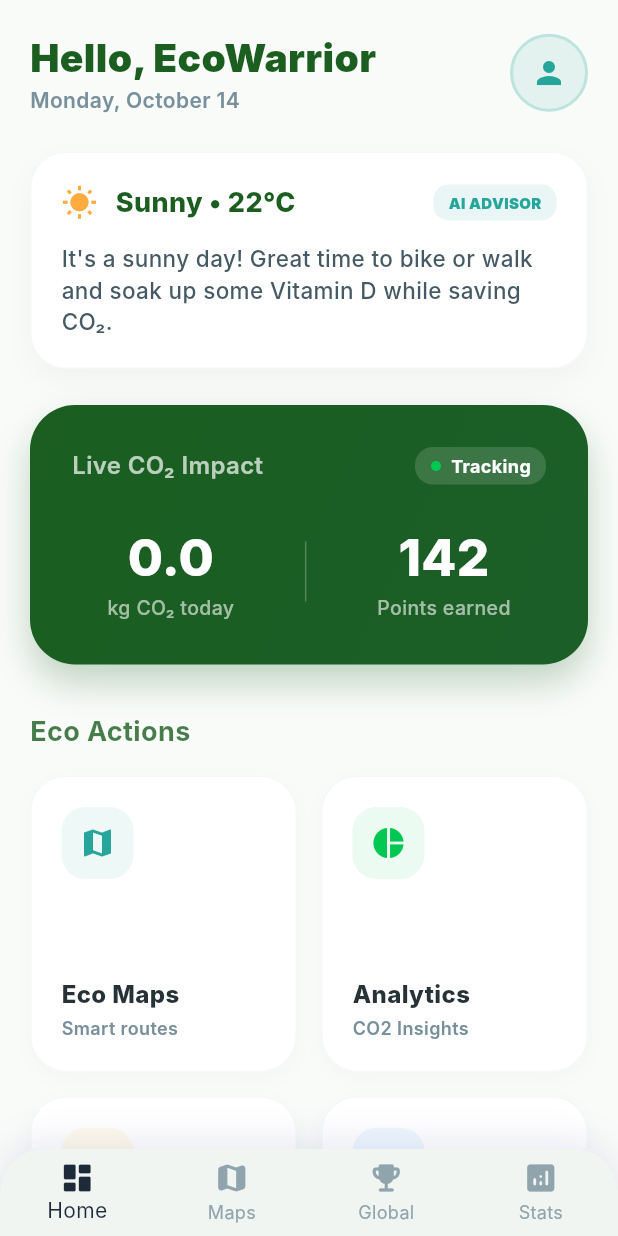
After one commit to Rans20/EcoTrack, a Flutter app: the screen it shows after launch, after a tap on "Sign in with Google", on a phone screen of 412 x 824 dp. The commit adds this screen. Run offline on Flutter 3.47's test engine with Material 3 defaults, Android fonts, the phone set to English and light mode, and no system bars; our stand-ins replace fl_chart, google_maps_flutter, location, supabase_flutter; accounts and stored records are empty; Roboto replaces fonts that are missing (Inter).

Commit message:
add some changes to the UI

```diff
--- a/lib/main.dart
+++ b/lib/main.dart
@@ -2,14 +2,18 @@ import 'package:flutter/material.dart';
 import 'package:supabase_flutter/supabase_flutter.dart';
 import 'package:provider/provider.dart';
 import 'services/supabase_service.dart';
+import 'screens/home_screen.dart';
+import 'screens/leaderboard_screen.dart';
+import 'screens/analytics_screen.dart';
+import 'screens/map_screen.dart';
 
 void main() async {
   WidgetsFlutterBinding.ensureInitialized();
 
   // Replace with your actual Supabase URL and Anon Key
   await Supabase.initialize(
-    url: 'YOUR_SUPABASE_URL',
-    anonKey: 'YOUR_SUPABASE_ANON_KEY',
+    url: 'https://gzwciujlrsaoxunqjojl.supabase.co',
+    anonKey: 'sb_publishable_29fl6VZrV2bFACYxjudEHg_YEzbQ9UL',
   );
 
   runApp(
@@ -29,15 +33,19 @@ class FootpryntApp extends StatelessWidget {
   Widget build(BuildContext context) {
     return MaterialApp(
       title: 'Footprynt',
+      debugShowCheckedModeBanner: false,
       theme: ThemeData(
         colorScheme: ColorScheme.fromSeed(
-          seedColor: const Color(0xFF00BFA5), // Teal from new logo
-          primary: const Color(0xFF00BFA5),   // Teal
-          secondary: const Color(0xFF76FF03), // Vibrant Green from leaf
-          surface: const Color(0xFFF0F4F2),
+          seedColor: const Color(0xFF1E2A3A), // Dark Navy
+          primary: const Color(0xFF1B5E20), // Deep Green
+          secondary: const Color(0xFF00C853), // Emerald Green
+          tertiary: const Color(0xFF26A69A), // Teal
+          surface: const Color(0xFFF1F5F2), // Very Light Mint Gray
+          background: const Color(0xFFF9FBF9), // Pure White-Green background
         ),
         useMaterial3: true,
         fontFamily: 'Inter',
+        scaffoldBackgroundColor: const Color(0xFFF9FBF9),
       ),
       home: const WelcomeScreen(),
     );
@@ -66,14 +74,14 @@ class WelcomeScreen extends StatelessWidget {
           child: Column(
             mainAxisAlignment: MainAxisAlignment.center,
             children: [
-              Image.asset('assets/logo.png', width: 200, height: 200),
+              Image.asset('assets/logo/logo.png', width: 220, height: 220),
               const SizedBox(height: 24),
-              Text(
+              const Text(
                 'Footprynt',
                 style: TextStyle(
-                  fontSize: 40,
+                  fontSize: 42,
                   fontWeight: FontWeight.w900,
-                  color: const Color(0xFF1A237E), // Dark blue from text in logo
+                  color: Color(0xFF1E2A3A),
                   letterSpacing: -1,
                 ),
               ),
@@ -89,15 +97,15 @@ class WelcomeScreen extends StatelessWidget {
               const SizedBox(height: 64),
               ElevatedButton(
                 onPressed: () {
-                  // Implement Google Sign In
+                  Navigator.push(context, MaterialPageRoute(builder: (context) => const MainNavigation()));
                 },
                 style: ElevatedButton.styleFrom(
-                  backgroundColor: const Color(0xFF1A237E),
+                  backgroundColor: const Color(0xFF1E2A3A),
                   foregroundColor: Colors.white,
                   padding: const EdgeInsets.symmetric(horizontal: 48, vertical: 20),
                   shape: RoundedRectangleBorder(borderRadius: BorderRadius.circular(16)),
                   elevation: 8,
-                  shadowColor: const Color(0xFF1A237E).withOpacity(0.4),
+                  shadowColor: const Color(0xFF1E2A3A).withOpacity(0.4),
                 ),
                 child: const Text(
                   'Sign in with Google',
@@ -111,3 +119,64 @@ class WelcomeScreen extends StatelessWidget {
     );
   }
 }
+
+class MainNavigation extends StatefulWidget {
+  const MainNavigation({super.key});
+
+  @override
+  State<MainNavigation> createState() => _MainNavigationState();
+}
+
+class _MainNavigationState extends State<MainNavigation> {
+  int _currentIndex = 0;
+  final List<Widget> _screens = [
+    const HomeScreen(),
+    const MapScreen(),
+    const LeaderboardScreen(),
+    const AnalyticsScreen(),
+  ];
+
+  @override
+  Widget build(BuildContext context) {
+    return Scaffold(
+      body: _screens[_currentIndex],
+      bottomNavigationBar: Container(
+        decoration: BoxDecoration(
+          color: Colors.white,
+          borderRadius: const BorderRadius.only(
+            topLeft: Radius.circular(30),
+            topRight: Radius.circular(30),
+          ),
+          boxShadow: [
+            BoxShadow(
+              color: const Color(0xFF1A237E).withOpacity(0.1),
+              blurRadius: 20,
+              offset: const Offset(0, -5),
+            ),
+          ],
+        ),
+        child: ClipRRect(
+          borderRadius: const BorderRadius.only(
+            topLeft: Radius.circular(30),
+            topRight: Radius.circular(30),
+          ),
+          child: BottomNavigationBar(
+            currentIndex: _currentIndex,
+            onTap: (index) => setState(() => _currentIndex = index),
+            type: BottomNavigationBarType.fixed,
+            selectedItemColor: const Color(0xFF1E2A3A),
+            unselectedItemColor: const Color(0xFF90A4AE),
+            showSelectedLabels: true,
+            showUnselectedLabels: true,
+            items: const [
+              BottomNavigationBarItem(icon: Icon(Icons.dashboard_rounded), label: 'Home'),
+              BottomNavigationBarItem(icon: Icon(Icons.map_rounded), label: 'Maps'),
+              BottomNavigationBarItem(icon: Icon(Icons.emoji_events_rounded), label: 'Global'),
+              BottomNavigationBarItem(icon: Icon(Icons.analytics_rounded), label: 'Stats'),
+            ],
+          ),
+        ),
+      ),
+    );
+  }
+}
--- /dev/null
+++ b/lib/screens/home_screen.dart
@@ -0,0 +1,253 @@
+import 'package:flutter/material.dart';
+import 'package:provider/provider.dart';
+import '../services/supabase_service.dart';
+
+class HomeScreen extends StatefulWidget {
+  const HomeScreen({super.key});
+
+  @override
+  State<HomeScreen> createState() => _HomeScreenState();
+}
+
+class _HomeScreenState extends State<HomeScreen> {
+  double todayCo2 = 0.0;
+  bool loading = true;
+
+  @override
+  void initState() {
+    super.initState();
+    _loadData();
+  }
+
+  Future<void> _loadData() async {
+    final service = context.read<SupabaseService>();
+    final co2 = await service.getTodayCo2Kg();
+    setState(() {
+      todayCo2 = co2;
+      loading = false;
+    });
+  }
+
+  @override
+  Widget build(BuildContext context) {
+    final theme = Theme.of(context);
+    final primaryColor = theme.colorScheme.primary; // Deep Green
+    final accentColor = theme.colorScheme.secondary; // Emerald Green
+    final tertiaryColor = theme.colorScheme.tertiary; // Teal
+    final surfaceColor = theme.colorScheme.surface; // Light Mint Gray
+
+    return Scaffold(
+      backgroundColor: theme.scaffoldBackgroundColor,
+      body: SafeArea(
+        child: SingleChildScrollView(
+          padding: const EdgeInsets.all(20),
+          child: Column(
+            crossAxisAlignment: CrossAxisAlignment.start,
+            children: [
+              _buildHeader(primaryColor, tertiaryColor),
+              const SizedBox(height: 24),
+              _buildWeatherCard(primaryColor, tertiaryColor),
+              const SizedBox(height: 24),
+              _buildDashboardCard(primaryColor, accentColor, tertiaryColor),
+              const SizedBox(height: 32),
+              Text(
+                'Eco Actions',
+                style: TextStyle(fontSize: 18, fontWeight: FontWeight.bold, color: primaryColor.withOpacity(0.8)),
+              ),
+              const SizedBox(height: 16),
+              _buildGrid(context, primaryColor, accentColor, tertiaryColor),
+              const SizedBox(height: 24),
+              _buildTipCard(tertiaryColor),
+            ],
+          ),
+        ),
+      ),
+    );
+  }
+
+  Widget _buildHeader(Color primaryColor, Color tertiaryColor) {
+    return Row(
+      mainAxisAlignment: MainAxisAlignment.spaceBetween,
+      children: [
+        Column(
+          crossAxisAlignment: CrossAxisAlignment.start,
+          children: [
+            Text('Hello, EcoWarrior', style: TextStyle(fontSize: 26, fontWeight: FontWeight.w900, color: primaryColor)),
+            const Text('Monday, October 14', style: TextStyle(fontSize: 14, color: Color(0xFF78909C), fontWeight: FontWeight.w600)),
+          ],
+        ),
+        Container(
+          width: 52,
+          height: 52,
+          decoration: BoxDecoration(
+            color: tertiaryColor.withOpacity(0.1),
+            shape: BoxShape.circle,
+            border: Border.all(color: tertiaryColor.withOpacity(0.2), width: 2),
+          ),
+          alignment: Alignment.center,
+          child: Icon(Icons.person, color: tertiaryColor),
+        ),
+      ],
+    );
+  }
+
+  Widget _buildWeatherCard(Color primaryColor, Color tertiaryColor) {
+    return Container(
+      padding: const EdgeInsets.all(20),
+      decoration: BoxDecoration(
+        color: Colors.white,
+        borderRadius: BorderRadius.circular(24),
+        border: Border.all(color: const Color(0xFFECEFF1).withOpacity(0.5)),
+        boxShadow: [BoxShadow(color: Colors.black.withOpacity(0.03), blurRadius: 15, offset: const Offset(0, 8))],
+      ),
+      child: Column(
+        crossAxisAlignment: CrossAxisAlignment.start,
+        children: [
+          Row(
+            children: [
+              const Icon(Icons.wb_sunny, color: Colors.orangeAccent, size: 24),
+              const SizedBox(width: 12),
+              Text('Sunny • 22°C', style: TextStyle(fontSize: 18, fontWeight: FontWeight.w800, color: primaryColor)),
+              const Spacer(),
+              Container(
+                padding: const EdgeInsets.symmetric(horizontal: 10, vertical: 5),
+                decoration: BoxDecoration(color: tertiaryColor.withOpacity(0.1), borderRadius: BorderRadius.circular(10)),
+                child: Text('AI ADVISOR', style: TextStyle(fontSize: 10, fontWeight: FontWeight.w900, color: tertiaryColor)),
+              ),
+            ],
+          ),
+          const SizedBox(height: 14),
+          Text(
+            "It's a sunny day! Great time to bike or walk and soak up some Vitamin D while saving CO₂.",
+            style: TextStyle(fontSize: 15, color: Colors.blueGrey.shade700, fontWeight: FontWeight.w500, height: 1.4),
+          ),
+        ],
+      ),
+    );
+  }
+
+  Widget _buildDashboardCard(Color primaryColor, Color accentColor, Color tertiaryColor) {
+    return Container(
+      padding: const EdgeInsets.all(28),
+      decoration: BoxDecoration(
+        gradient: LinearGradient(
+          colors: [primaryColor, primaryColor.withBlue(40)],
+          begin: Alignment.topLeft,
+          end: Alignment.bottomRight,
+        ),
+        borderRadius: BorderRadius.circular(30),
+        boxShadow: [BoxShadow(color: primaryColor.withOpacity(0.25), blurRadius: 20, offset: const Offset(0, 12))],
+      ),
+      child: Column(
+        children: [
+          Row(
+            mainAxisAlignment: MainAxisAlignment.spaceBetween,
+            children: [
+              const Text('Live CO₂ Impact', style: TextStyle(color: Colors.white70, fontSize: 16, fontWeight: FontWeight.w600)),
+              Container(
+                padding: const EdgeInsets.symmetric(horizontal: 10, vertical: 4),
+                decoration: BoxDecoration(color: Colors.white.withOpacity(0.15), borderRadius: BorderRadius.circular(12)),
+                child: Row(
+                  children: [
+                    Icon(Icons.circle, size: 8, color: accentColor),
+                    const SizedBox(width: 6),
+                    const Text('Tracking', style: TextStyle(color: Colors.white, fontSize: 12, fontWeight: FontWeight.bold)),
+                  ],
+                ),
+              ),
+            ],
+          ),
+          const SizedBox(height: 24),
+          Row(
+            mainAxisAlignment: MainAxisAlignment.spaceAround,
+            children: [
+              _buildDashboardStat(todayCo2.toStringAsFixed(1), 'kg CO₂ today'),
+              Container(width: 1, height: 40, color: Colors.white24),
+              _buildDashboardStat('142', 'Points earned'),
+            ],
+          ),
+        ],
+      ),
+    );
+  }
+
+  Widget _buildDashboardStat(String value, String label) {
+    return Column(
+      children: [
+        Text(value, style: const TextStyle(fontSize: 34, fontWeight: FontWeight.w800, color: Colors.white)),
+        Text(label, style: const TextStyle(fontSize: 13, color: Colors.white60, fontWeight: FontWeight.w500)),
+      ],
+    );
+  }
+
+  Widget _buildGrid(BuildContext context, Color primaryColor, Color accentColor, Color tertiaryColor) {
+    return GridView.count(
+      shrinkWrap: true,
+      physics: const NeverScrollableScrollPhysics(),
+      crossAxisCount: 2,
+      crossAxisSpacing: 16,
+      mainAxisSpacing: 16,
+      childAspectRatio: 0.9,
+      children: [
+        _buildGridCard(Icons.map, 'Eco Maps', 'Smart routes', tertiaryColor.withOpacity(0.08), tertiaryColor),
+        _buildGridCard(Icons.pie_chart, 'Analytics', 'CO2 Insights', accentColor.withOpacity(0.08), accentColor),
+        _buildGridCard(Icons.emoji_events, 'Global Board', 'Top Savers', Colors.amber.withOpacity(0.08), Colors.amber.shade800),
+        _buildGridCard(Icons.trending_up, 'Milestones', 'Achievements', Colors.blue.withOpacity(0.08), Colors.blue.shade700),
+      ],
+    );
+  }
+
+  Widget _buildGridCard(IconData icon, String title, String subtitle, Color bgColor, Color iconColor) {
+    return Container(
+      padding: const EdgeInsets.all(20),
+      decoration: BoxDecoration(
+        color: Colors.white,
+        borderRadius: BorderRadius.circular(24),
+        border: Border.all(color: const Color(0xFFECEFF1).withOpacity(0.5)),
+        boxShadow: [BoxShadow(color: Colors.black.withOpacity(0.02), blurRadius: 10, offset: const Offset(0, 4))],
+      ),
+      child: Column(
+        crossAxisAlignment: CrossAxisAlignment.start,
+        children: [
+          Container(
+            padding: const EdgeInsets.all(12),
+            decoration: BoxDecoration(color: bgColor, borderRadius: BorderRadius.circular(16)),
+            child: Icon(icon, color: iconColor, size: 24),
+          ),
+          const Spacer(),
+          Text(title, style: TextStyle(fontSize: 16, fontWeight: FontWeight.w800, color: Colors.blueGrey.shade900)),
+          const SizedBox(height: 2),
+          Text(subtitle, style: TextStyle(fontSize: 12, color: Colors.blueGrey.shade400, fontWeight: FontWeight.w600)),
+        ],
+      ),
+    );
+  }
+
+  Widget _buildTipCard(Color tertiaryColor) {
+    return Container(
+      padding: const EdgeInsets.all(24),
+      decoration: BoxDecoration(
+        color: tertiaryColor.withOpacity(0.05),
+        borderRadius: BorderRadius.circular(24),
+        border: Border.all(color: tertiaryColor.withOpacity(0.15)),
+      ),
+      child: Column(
+        crossAxisAlignment: CrossAxisAlignment.start,
+        children: [
+          Row(
+            mainAxisAlignment: MainAxisAlignment.spaceBetween,
+            children: [
+              Text('AI Tip of the Day', style: TextStyle(fontSize: 16, fontWeight: FontWeight.bold, color: tertiaryColor.withOpacity(0.8))),
+              Icon(Icons.lightbulb_outline, size: 20, color: tertiaryColor),
+            ],
+          ),
+          const SizedBox(height: 12),
+          Text(
+            'Replace one car trip per week with biking or walking to reduce your footprint significantly.',
+            style: TextStyle(fontSize: 14, color: Colors.blueGrey.shade700, fontWeight: FontWeight.w500, height: 1.5),
+          ),
+        ],
+      ),
+    );
+  }
+}
--- a/lib/services/supabase_service.dart
+++ b/lib/services/supabase_service.dart
@@ -44,7 +44,11 @@ class SupabaseService {
         .eq('user_id', user.id)
         .gte('started_at', since);
 
-    return data.fold(0.0, (sum, row) => sum + (row['co2_kg'] ?? 0.0).toDouble());
+    double total = 0.0;
+    for (var row in data) {
+      total += (row['co2_kg'] ?? 0.0).toDouble();
+    }
+    return total;
   }
 
   Future<List<Map<String, dynamic>>> fetchLeaderboard({int limit = 20}) async {
```
Also changed, not shown: lib/screens/analytics_screen.dart (added, +152 -0 lines), lib/screens/leaderboard_screen.dart (+11 -11 lines), lib/screens/map_screen.dart (added, +172 -0 lines), pubspec.yaml (+10 -0 lines), assets/logo.png (deleted), assets/logo/logo.png (added).
